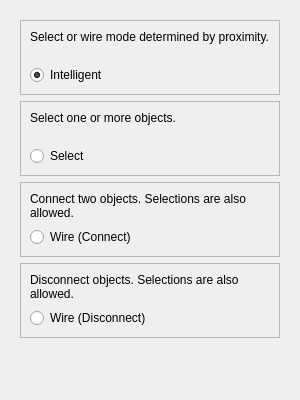
Before: the Qt Designer form UI/glitch-tools.ui in textbrowser/glitch, drawn with Qt 5.
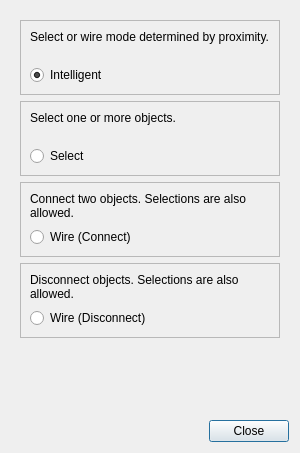
After: the same form once the commit is applied. Icons and pictures are not drawn.

Commit message: Close buttons. Set canvas settings.

Patch:
```diff
--- a/UI/glitch-tools.ui
+++ b/UI/glitch-tools.ui
@@ -7,7 +7,7 @@
     <x>0</x>
     <y>0</y>
     <width>300</width>
-    <height>400</height>
+    <height>453</height>
    </rect>
   </property>
   <property name="windowTitle">
@@ -199,6 +199,30 @@
      </property>
     </spacer>
    </item>
+   <item>
+    <layout class="QHBoxLayout" name="horizontalLayout">
+     <item>
+      <spacer name="horizontalSpacer">
+       <property name="orientation">
+        <enum>Qt::Horizontal</enum>
+       </property>
+       <property name="sizeHint" stdset="0">
+        <size>
+         <width>40</width>
+         <height>20</height>
+        </size>
+       </property>
+      </spacer>
+     </item>
+     <item>
+      <widget class="QPushButton" name="close">
+       <property name="text">
+        <string>Close</string>
+       </property>
+      </widget>
+     </item>
+    </layout>
+   </item>
   </layout>
  </widget>
  <tabstops>
```
Left out of the diff: 2 changed lines with no effect on the pictures. The commit also changes 5 other files.
